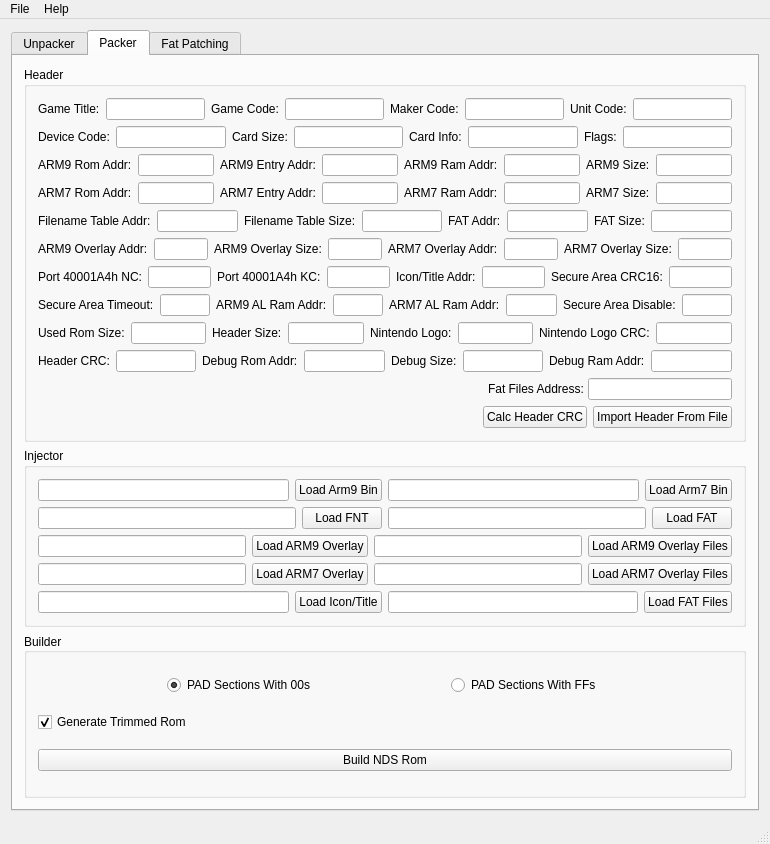
This is ui/mainwindow.ui in Luca1991/NDSFactory as Qt 5 draws it before an edit. The edited form follows.
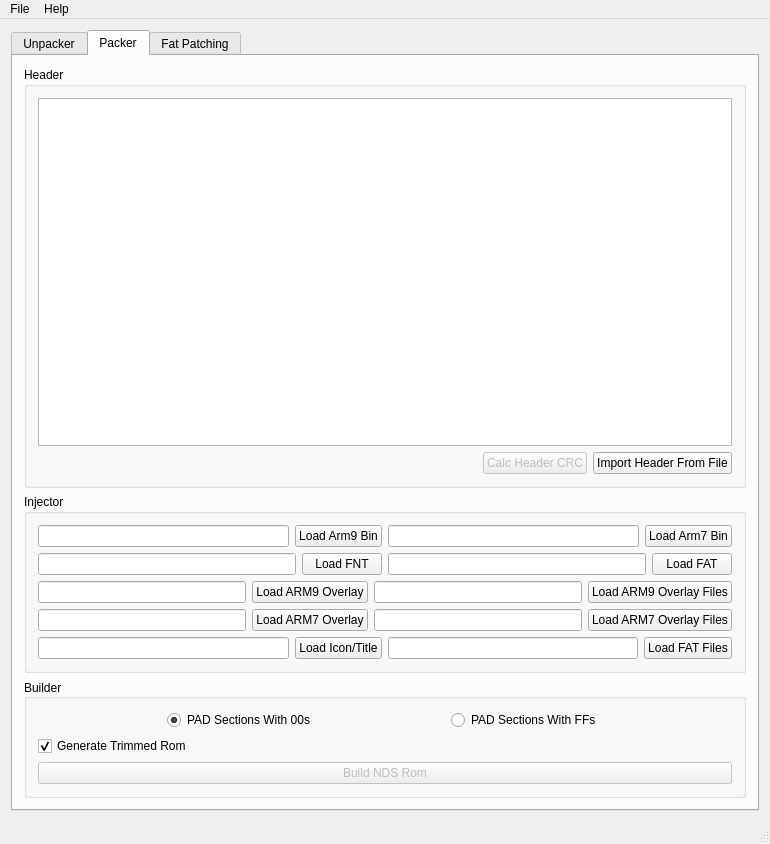
This is the edited form. The open tabs and pages were chosen to show the change.

Commit message: Switched to QTableView in Packer Tab

Patch:
```diff
--- a/ui/mainwindow.ui
+++ b/ui/mainwindow.ui
@@ -295,643 +295,14 @@
           </property>
           <layout class="QVBoxLayout" name="verticalLayout_6">
            <item>
-            <layout class="QHBoxLayout" name="horizontalLayout_16">
-             <item>
-              <widget class="QLabel" name="label_41">
-               <property name="text">
-                <string>Game Title:</string>
-               </property>
-              </widget>
-             </item>
-             <item>
-              <widget class="QLineEdit" name="packerGameTitleEdt">
-               <property name="readOnly">
-                <bool>false</bool>
-               </property>
-              </widget>
-             </item>
-             <item>
-              <widget class="QLabel" name="label_42">
-               <property name="text">
-                <string>Game Code:</string>
-               </property>
-              </widget>
-             </item>
-             <item>
-              <widget class="QLineEdit" name="packerGameCodeEdt">
-               <property name="readOnly">
-                <bool>false</bool>
-               </property>
-              </widget>
-             </item>
-             <item>
-              <widget class="QLabel" name="label_43">
-               <property name="text">
-                <string>Maker Code:</string>
-               </property>
-              </widget>
-             </item>
-             <item>
-              <widget class="QLineEdit" name="packerMakerCodeEdt"/>
-             </item>
-             <item>
-              <widget class="QLabel" name="label_44">
-               <property name="text">
-                <string>Unit Code:</string>
-               </property>
-              </widget>
-             </item>
-             <item>
-              <widget class="QLineEdit" name="packerUnitCodeEdt">
-               <property name="readOnly">
-                <bool>false</bool>
-               </property>
-              </widget>
-             </item>
-            </layout>
-           </item>
-           <item>
-            <layout class="QHBoxLayout" name="horizontalLayout_17">
-             <item>
-              <widget class="QLabel" name="label_45">
-               <property name="text">
-                <string>Device Code:</string>
-               </property>
-              </widget>
-             </item>
-             <item>
-              <widget class="QLineEdit" name="packerDeviceCodeEdt">
-               <property name="inputMask">
-                <string/>
-               </property>
-               <property name="readOnly">
-                <bool>false</bool>
-               </property>
-              </widget>
-             </item>
-             <item>
-              <widget class="QLabel" name="label_46">
-               <property name="text">
-                <string>Card Size:</string>
-               </property>
-              </widget>
-             </item>
-             <item>
-              <widget class="QLineEdit" name="packerCardSizeEdt">
-               <property name="inputMask">
-                <string/>
-               </property>
-               <property name="readOnly">
-                <bool>false</bool>
-               </property>
-              </widget>
-             </item>
-             <item>
-              <widget class="QLabel" name="label_47">
-               <property name="text">
-                <string>Card Info:</string>
-               </property>
-              </widget>
-             </item>
-             <item>
-              <widget class="QLineEdit" name="packerCardInfoEdt">
-               <property name="inputMask">
-                <string/>
-               </property>
-              </widget>
-             </item>
-             <item>
-              <widget class="QLabel" name="label_48">
-               <property name="text">
-                <string>Flags:</string>
-               </property>
-              </widget>
-             </item>
-             <item>
-              <widget class="QLineEdit" name="packerFlagsEdt">
-               <property name="inputMask">
-                <string/>
-               </property>
-               <property name="readOnly">
-                <bool>false</bool>
-               </property>
-              </widget>
-             </item>
-            </layout>
-           </item>
-           <item>
-            <layout class="QHBoxLayout" name="horizontalLayout_18">
-             <item>
-              <widget class="QLabel" name="label_49">
-               <property name="text">
-                <string>ARM9 Rom Addr:</string>
-               </property>
-              </widget>
-             </item>
-             <item>
-              <widget class="QLineEdit" name="packerARM9RomAddrEdt">
-               <property name="readOnly">
-                <bool>false</bool>
-               </property>
-              </widget>
-             </item>
-             <item>
-              <widget class="QLabel" name="label_50">
-               <property name="text">
-                <string>ARM9 Entry Addr:</string>
-               </property>
-              </widget>
-             </item>
-             <item>
-              <widget class="QLineEdit" name="packerARM9EntryAddrEdt">
-               <property name="readOnly">
-                <bool>false</bool>
-               </property>
-              </widget>
-             </item>
-             <item>
-              <widget class="QLabel" name="label_51">
-               <property name="text">
-                <string>ARM9 Ram Addr:</string>
-               </property>
-              </widget>
-             </item>
-             <item>
-              <widget class="QLineEdit" name="packerARM9RamAddrEdt"/>
-             </item>
-             <item>
-              <widget class="QLabel" name="label_52">
-               <property name="text">
-                <string>ARM9 Size:</string>
-               </property>
-              </widget>
-             </item>
-             <item>
-              <widget class="QLineEdit" name="packerARM9SizeEdt">
-               <property name="readOnly">
-                <bool>false</bool>
-               </property>
-              </widget>
-             </item>
-            </layout>
-           </item>
-           <item>
-            <layout class="QHBoxLayout" name="horizontalLayout_19">
-             <property name="leftMargin">
-              <number>0</number>
+            <widget class="QTableView" name="packerHeaderDataTable">
+             <property name="sizeAdjustPolicy">
+              <enum>QAbstractScrollArea::AdjustToContents</enum>
              </property>
-             <property name="topMargin">
-              <number>0</number>
+             <property name="editTriggers">
+              <set>QAbstractItemView::NoEditTriggers</set>
              </property>
-             <property name="rightMargin">
-              <number>0</number>
-             </property>
-             <property name="bottomMargin">
-              <number>0</number>
-             </property>
-             <item>
-              <widget class="QLabel" name="label_53">
-               <property name="text">
-                <string>ARM7 Rom Addr:</string>
-               </property>
-              </widget>
-             </item>
-             <item>
-              <widget class="QLineEdit" name="packerARM7RomAddrEdt">
-               <property name="readOnly">
-                <bool>false</bool>
-               </property>
-              </widget>
-             </item>
-             <item>
-              <widget class="QLabel" name="label_54">
-               <property name="text">
-                <string>ARM7 Entry Addr:</string>
-               </property>
-              </widget>
-             </item>
-             <item>
-              <widget class="QLineEdit" name="packerARM7EntryAddrEdt">
-               <property name="readOnly">
-                <bool>false</bool>
-               </property>
-              </widget>
-             </item>
-             <item>
-              <widget class="QLabel" name="label_55">
-               <property name="text">
-                <string>ARM7 Ram Addr:</string>
-               </property>
-              </widget>
-             </item>
-             <item>
-              <widget class="QLineEdit" name="packerARM7RamAddrEdt"/>
-             </item>
-             <item>
-              <widget class="QLabel" name="label_56">
-               <property name="text">
-                <string>ARM7 Size:</string>
-               </property>
-              </widget>
-             </item>
-             <item>
-              <widget class="QLineEdit" name="packerARM7SizeEdt">
-               <property name="readOnly">
-                <bool>false</bool>
-               </property>
-              </widget>
-             </item>
-            </layout>
-           </item>
-           <item>
-            <layout class="QHBoxLayout" name="horizontalLayout_20">
-             <property name="leftMargin">
-              <number>0</number>
-             </property>
-             <property name="topMargin">
-              <number>0</number>
-             </property>
-             <property name="rightMargin">
-              <number>0</number>
-             </property>
-             <property name="bottomMargin">
-              <number>0</number>
-             </property>
-             <item>
-              <widget class="QLabel" name="label_57">
-               <property name="text">
-                <string>Filename Table Addr:</string>
-               </property>
-              </widget>
-             </item>
-             <item>
-              <widget class="QLineEdit" name="packerFilenameTableAddrEdt">
-               <property name="readOnly">
-                <bool>false</bool>
-               </property>
-              </widget>
-             </item>
-             <item>
-              <widget class="QLabel" name="label_58">
-               <property name="text">
-                <string>Filename Table Size:</string>
-               </property>
-              </widget>
-             </item>
-             <item>
-              <widget class="QLineEdit" name="packerFilenameTableSizeEdt">
-               <property name="readOnly">
-                <bool>false</bool>
-               </property>
-              </widget>
-             </item>
-             <item>
-              <widget class="QLabel" name="label_59">
-               <property name="text">
-                <string>FAT Addr:</string>
-               </property>
-              </widget>
-             </item>
-             <item>
-              <widget class="QLineEdit" name="packerFATAddrEdt"/>
-             </item>
-             <item>
-              <widget class="QLabel" name="label_60">
-               <property name="text">
-                <string>FAT Size:</string>
-               </property>
-              </widget>
-             </item>
-             <item>
-              <widget class="QLineEdit" name="packerFATSizeEdt">
-               <property name="readOnly">
-                <bool>false</bool>
-               </property>
-              </widget>
-             </item>
-            </layout>
-           </item>
-           <item>
-            <layout class="QHBoxLayout" name="horizontalLayout_21">
-             <item>
-              <widget class="QLabel" name="label_61">
-               <property name="text">
-                <string>ARM9 Overlay Addr:</string>
-               </property>
-              </widget>
-             </item>
-             <item>
-              <widget class="QLineEdit" name="packerARM9OverlayAddrEdt">
-               <property name="readOnly">
-                <bool>false</bool>
-               </property>
-              </widget>
-             </item>
-             <item>
-              <widget class="QLabel" name="label_62">
-               <property name="text">
-                <string>ARM9 Overlay Size:</string>
-               </property>
-              </widget>
-             </item>
-             <item>
-              <widget class="QLineEdit" name="packerARM9OverlaySizeEdt">
-               <property name="readOnly">
-                <bool>false</bool>
-               </property>
-              </widget>
-             </item>
-             <item>
-              <widget class="QLabel" name="label_63">
-               <property name="text">
-                <string>ARM7 Overlay Addr:</string>
-               </property>
-              </widget>
-             </item>
-             <item>
-              <widget class="QLineEdit" name="packerARM7OverlayAddrEdt"/>
-             </item>
-             <item>
-              <widget class="QLabel" name="label_64">
-               <property name="text">
-                <string>ARM7 Overlay Size:</string>
-               </property>
-              </widget>
-             </item>
-             <item>
-              <widget class="QLineEdit" name="packerARM7OverlaySizeEdt">
-               <property name="readOnly">
-                <bool>false</bool>
-               </property>
-              </widget>
-             </item>
-            </layout>
-           </item>
-           <item>
-            <layout class="QHBoxLayout" name="horizontalLayout_22">
-             <item>
-              <widget class="QLabel" name="label_65">
-               <property name="text">
-                <string>Port 40001A4h NC:</string>
-               </property>
-              </widget>
-             </item>
-             <item>
-              <widget class="QLineEdit" name="packerPortNCEdt">
-               <property name="readOnly">
-                <bool>false</bool>
-               </property>
-              </widget>
-             </item>
-             <item>
-              <widget class="QLabel" name="label_66">
-               <property name="text">
-                <string>Port 40001A4h KC:</string>
-               </property>
-              </widget>
-             </item>
-             <item>
-              <widget class="QLineEdit" name="packerPortKCEdt">
-               <property name="readOnly">
-                <bool>false</bool>
-               </property>
-              </widget>
-             </item>
-             <item>
-              <widget class="QLabel" name="label_67">
-               <property name="text">
-                <string>Icon/Title Addr:</string>
-               </property>
-              </widget>
-             </item>
-             <item>
-              <widget class="QLineEdit" name="packerIconTitleEdt"/>
-             </item>
-             <item>
-              <widget class="QLabel" name="label_68">
-               <property name="text">
-                <string>Secure Area CRC16:</string>
-               </property>
-              </widget>
-             </item>
-             <item>
-              <widget class="QLineEdit" name="packerSecureAreaCRC16Edt">
-               <property name="readOnly">
-                <bool>false</bool>
-               </property>
-              </widget>
-             </item>
-            </layout>
-           </item>
-           <item>
-            <layout class="QHBoxLayout" name="horizontalLayout_23">
-             <item>
-              <widget class="QLabel" name="label_69">
-               <property name="text">
-                <string>Secure Area Timeout:</string>
-               </property>
-              </widget>
-             </item>
-             <item>
-              <widget class="QLineEdit" name="packerSecureAreaTimeoutEdt">
-               <property name="readOnly">
-                <bool>false</bool>
-               </property>
-              </widget>
-             </item>
-             <item>
-              <widget class="QLabel" name="label_70">
-               <property name="text">
-                <string>ARM9 AL Ram Addr:</string>
-               </property>
-              </widget>
-             </item>
-             <item>
-              <widget class="QLineEdit" name="packerARM9AURamAddrEdt">
-               <property name="readOnly">
-                <bool>false</bool>
-               </property>
-              </widget>
-             </item>
-             <item>
-              <widget class="QLabel" name="label_71">
-               <property name="text">
-                <string>ARM7 AL Ram Addr:</string>
-               </property>
-              </widget>
-             </item>
-             <item>
-              <widget class="QLineEdit" name="packerARM7AURamAddrEdt"/>
-             </item>
-             <item>
-              <widget class="QLabel" name="label_72">
-               <property name="text">
-                <string>Secure Area Disable:</string>
-               </property>
-              </widget>
-             </item>
-             <item>
-              <widget class="QLineEdit" name="packerSecureAreaDisableEdt">
-               <property name="readOnly">
-                <bool>false</bool>
-               </property>
-              </widget>
-             </item>
-            </layout>
-           </item>
-           <item>
-            <layout class="QHBoxLayout" name="horizontalLayout_24">
-             <item>
-              <widget class="QLabel" name="label_73">
-               <property name="text">
-                <string>Used Rom Size:</string>
-               </property>
-              </widget>
-             </item>
-             <item>
-              <widget class="QLineEdit" name="packerUsedRomSizeEdt">
-               <property name="readOnly">
-                <bool>false</bool>
-               </property>
-              </widget>
-             </item>
-             <item>
-              <widget class="QLabel" name="label_74">
-               <property name="text">
-                <string>Header Size:</string>
-               </property>
-              </widget>
-             </item>
-             <item>
-              <widget class="QLineEdit" name="packerHeaderSizeEdt">
-               <property name="readOnly">
-                <bool>false</bool>
-               </property>
-              </widget>
-             </item>
-             <item>
-              <widget class="QLabel" name="label_75">
-               <property name="text">
-                <string>Nintendo Logo:</string>
-               </property>
-              </widget>
-             </item>
-             <item>
-              <widget class="QLineEdit" name="packerNintendoLogoEdt"/>
-             </item>
-             <item>
-              <widget class="QLabel" name="label_76">
-               <property name="text">
-                <string>Nintendo Logo CRC:</string>
-               </property>
-              </widget>
-             </item>
-             <item>
-              <widget class="QLineEdit" name="packerNintendoLogoCRCEdt">
-               <property name="readOnly">
-                <bool>false</bool>
-               </property>
-              </widget>
-             </item>
-            </layout>
-           </item>
-           <item>
-            <layout class="QHBoxLayout" name="horizontalLayout_25">
-             <item>
-              <widget class="QLabel" name="label_77">
-               <property name="text">
-                <string>Header CRC:</string>
-               </property>
-              </widget>
-             </item>
-             <item>
-              <widget class="QLineEdit" name="packerHeaderCRCEdt">
-               <property name="readOnly">
-                <bool>false</bool>
-               </property>
-              </widget>
-             </item>
-             <item>
-              <widget class="QLabel" name="label_78">
-               <property name="text">
-                <string>Debug Rom Addr:</string>
-               </property>
-              </widget>
-             </item>
-             <item>
-              <widget class="QLineEdit" name="packerDebugRomAddrEdt">
-               <property name="readOnly">
-                <bool>false</bool>
-               </property>
-              </widget>
-             </item>
-             <item>
-              <widget class="QLabel" name="label_79">
-               <property name="text">
-                <string>Debug Size:</string>
-               </property>
-              </widget>
-             </item>
-             <item>
-              <widget class="QLineEdit" name="packerDebugSizeEdt"/>
-             </item>
-             <item>
-              <widget class="QLabel" name="label_80">
-               <property name="text">
-                <string>Debug Ram Addr:</string>
-               </property>
-              </widget>
-             </item>
-             <item>
-              <widget class="QLineEdit" name="packerDebugRamAddrEdt">
-               <property name="readOnly">
-                <bool>false</bool>
-               </property>
-              </widget>
-             </item>
-            </layout>
-           </item>
-           <item>
-            <layout class="QHBoxLayout" name="horizontalLayout_34">
-             <property name="spacing">
-              <number>4</number>
-             </property>
-             <property name="leftMargin">
-              <number>0</number>
-             </property>
-             <property name="topMargin">
-              <number>0</number>
-             </property>
-             <property name="rightMargin">
-              <number>0</number>
-             </property>
-             <property name="bottomMargin">
-              <number>0</number>
-             </property>
-             <item>
-              <spacer name="horizontalSpacer_2">
-               <property name="orientation">
-                <enum>Qt::Horizontal</enum>
-               </property>
-               <property name="sizeHint" stdset="0">
-                <size>
-                 <width>450</width>
-                 <height>20</height>
-                </size>
-               </property>
-              </spacer>
-             </item>
-             <item>
-              <widget class="QLabel" name="label_82">
-               <property name="text">
-                <string>Fat Files Address:</string>
-               </property>
-              </widget>
-             </item>
-             <item>
-              <widget class="QLineEdit" name="packerFatFilesAddrEdt"/>
-             </item>
-            </layout>
+            </widget>
            </item>
            <item>
             <layout class="QHBoxLayout" name="horizontalLayout_33">
@@ -965,6 +336,9 @@
              </item>
              <item>
               <widget class="QPushButton" name="packerCalcHeaderCrcBtn">
+               <property name="enabled">
+                <bool>false</bool>
+               </property>
                <property name="text">
                 <string>Calc Header CRC</string>
                </property>
@@ -1198,6 +572,9 @@
             <layout class="QVBoxLayout" name="verticalLayout_9">
              <item>
               <widget class="QPushButton" name="packerBuildNDSRomBtn">
+               <property name="enabled">
+                <bool>false</bool>
+               </property>
                <property name="text">
                 <string>Build NDS Rom</string>
                </property>
```
Left out of the diff: 5 changed lines with no effect on the pictures. The commit also changes 10 other files.
